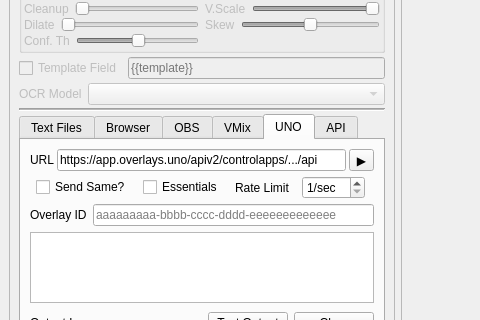
Qt form src/mainwindow.ui (rafaelzacarias/scoresight-for-uno) before a commit; both pictures show x 0 to 480 and y 342 to 662 of the 1038 by 828 pixel window.
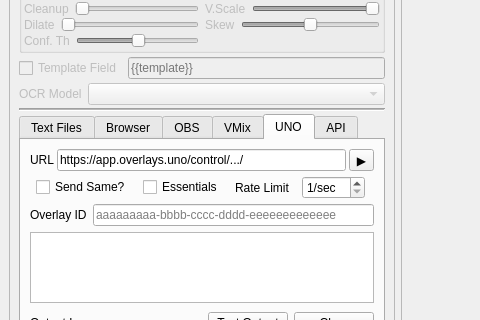
The same form after that commit. The open tabs and pages were chosen to show the change.

Commit message: feat: overhaul UNO overlay output for Singular.live PATCH /control API

What changed in the file:
```diff
--- a/src/mainwindow.ui
+++ b/src/mainwindow.ui
@@ -1420,7 +1420,7 @@
                  <item>
                   <widget class="QLineEdit" name="lineEdit_unoUrl">
                    <property name="text">
-                    <string>https://app.overlays.uno/apiv2/controlapps/.../api</string>
+                    <string>https://app.overlays.uno/control/.../</string>
                    </property>
                   </widget>
                  </item>
```
The commit also changes 5 other files.
